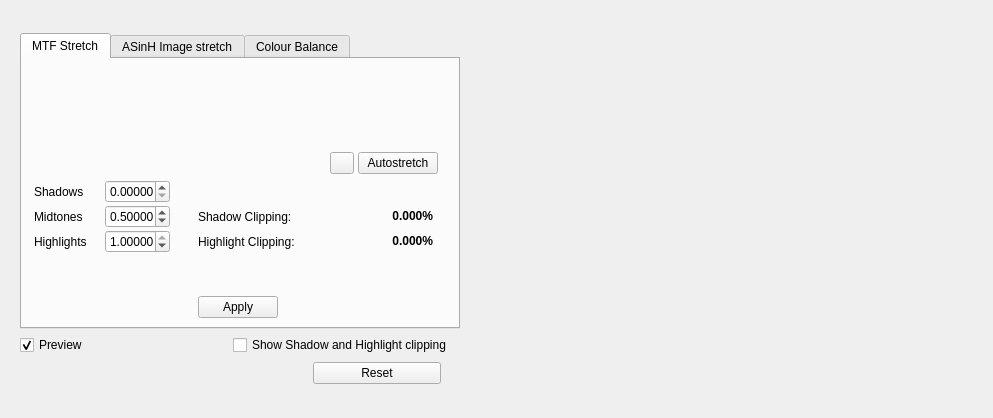
The window that DeepSkyStacker/ui/ProcessingControls.ui (deepskystacker/DSS) describes before a commit, drawn with Qt 5.
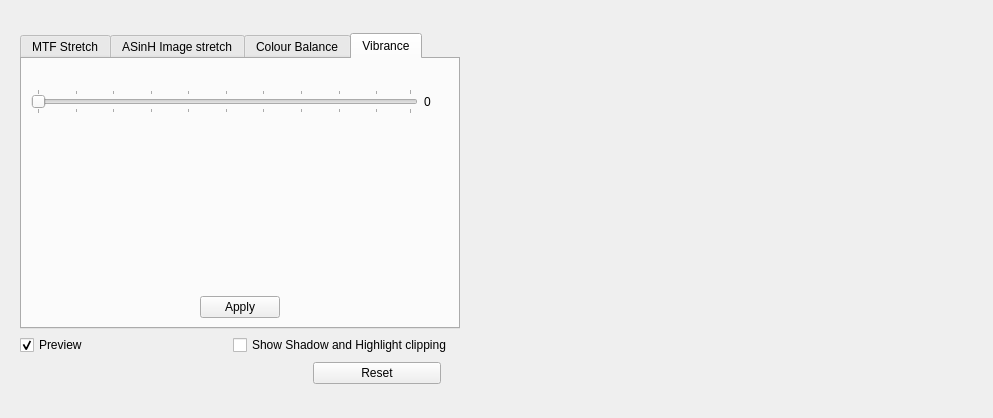
The same window after the commit. Icons and pictures are not drawn. Custom widgets are drawn as their Qt base class.

Commit message: Implement experimental Vibrance tab for Processing Pane

What changed in the file:
```diff
--- a/DeepSkyStacker/ui/ProcessingControls.ui
+++ b/DeepSkyStacker/ui/ProcessingControls.ui
@@ -44,7 +44,7 @@
          </size>
         </property>
         <property name="currentIndex">
-         <number>0</number>
+         <number>3</number>
         </property>
         <widget class="QWidget" name="mtfStretchTab">
          <attribute name="title">
@@ -944,6 +944,112 @@
           </item>
          </layout>
         </widget>
+        <widget class="QWidget" name="vibranceTab">
+         <attribute name="title">
+          <string>Vibrance</string>
+         </attribute>
+         <layout class="QVBoxLayout" name="verticalLayout_4">
+          <item>
+           <spacer name="verticalSpacer_7">
+            <property name="orientation">
+             <enum>Qt::Orientation::Vertical</enum>
+            </property>
+            <property name="sizeHint" stdset="0">
+             <size>
+              <width>20</width>
+              <height>7</height>
+             </size>
+            </property>
+           </spacer>
+          </item>
+          <item>
+           <layout class="QHBoxLayout" name="horizontalLayout_8">
+            <item>
+             <widget class="QSlider" name="vibrance">
+              <property name="orientation">
+               <enum>Qt::Orientation::Horizontal</enum>
+              </property>
+              <property name="tickPosition">
+               <enum>QSlider::TickPosition::TicksBothSides</enum>
+              </property>
+              <property name="tickInterval">
+               <number>10</number>
+              </property>
+             </widget>
+            </item>
+            <item>
+             <widget class="QLabel" name="vibranceLabel">
+              <property name="minimumSize">
+               <size>
+                <width>25</width>
+                <height>0</height>
+               </size>
+              </property>
+              <property name="text">
+               <string notr="true">0</string>
+              </property>
+              <property name="textFormat">
+               <enum>Qt::TextFormat::PlainText</enum>
+              </property>
+              <property name="alignment">
+               <set>Qt::AlignmentFlag::AlignLeading|Qt::AlignmentFlag::AlignLeft|Qt::AlignmentFlag::AlignVCenter</set>
+              </property>
+             </widget>
+            </item>
+           </layout>
+          </item>
+          <item>
+           <spacer name="verticalSpacer_6">
+            <property name="orientation">
+             <enum>Qt::Orientation::Vertical</enum>
+            </property>
+            <property name="sizeHint" stdset="0">
+             <size>
+              <width>20</width>
+              <height>176</height>
+             </size>
+            </property>
+           </spacer>
+          </item>
+          <item>
+           <layout class="QHBoxLayout" name="horizontalLayout_9">
+            <item>
+             <spacer name="horizontalSpacer_9">
+              <property name="orientation">
+               <enum>Qt::Orientation::Horizontal</enum>
+              </property>
+              <property name="sizeHint" stdset="0">
+               <size>
+                <width>40</width>
+                <height>20</height>
+               </size>
+              </property>
+             </spacer>
+            </item>
+            <item>
+             <widget class="QPushButton" name="vbApply">
+              <property name="text">
+               <string comment="IDC_PROCESS">Apply</string>
+              </property>
+             </widget>
+            </item>
+            <item>
+             <spacer name="horizontalSpacer_10">
+              <property name="orientation">
+               <enum>Qt::Orientation::Horizontal</enum>
+              </property>
+              <property name="sizeHint" stdset="0">
+               <size>
+                <width>40</width>
+                <height>20</height>
+               </size>
+              </property>
+             </spacer>
+            </item>
+           </layout>
+          </item>
+         </layout>
+        </widget>
        </widget>
       </item>
       <item>
```
Left out of the diff: 25 changed lines with no effect on the pictures. The commit also changes 8 other files.
